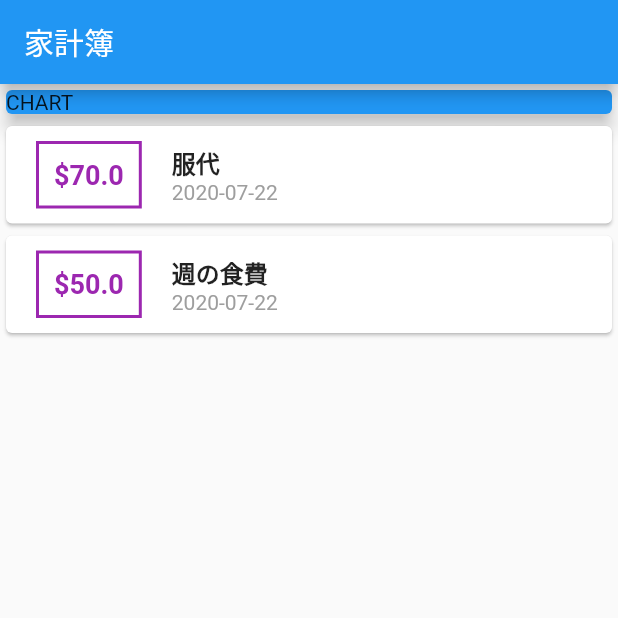
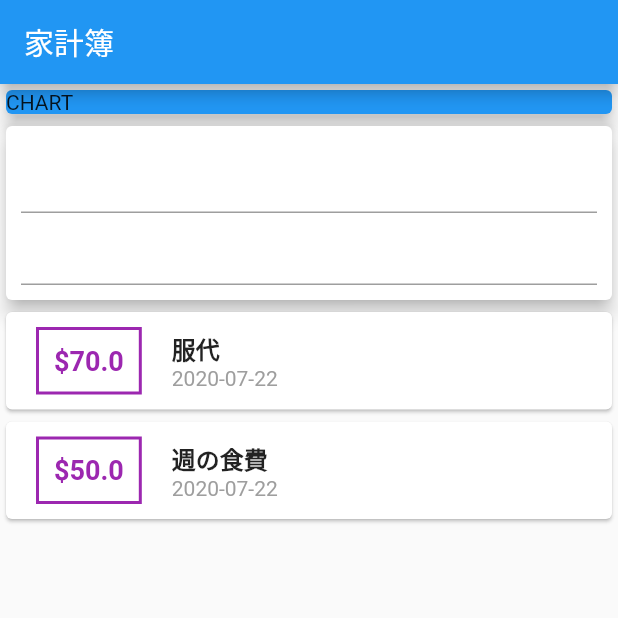
Before and after one commit to YuikoIto/Household, a Flutter app: the screen it shows after launch, on a phone screen of 412 x 824 dp, the top half of it. Run offline on Flutter 3.47's test engine with Material 2 defaults, Android fonts, the phone set to English and light mode, and no system bars.

```diff
--- a/lib/main.dart
+++ b/lib/main.dart
@@ -51,6 +51,18 @@ class MyHomePage extends StatelessWidget {
                 child: Text('CHART'),
               ),
               elevation: 5,
+            ),
+          ),
+          Card(
+            elevation: 5,
+            child: Container(
+              padding: EdgeInsets.all(10),
+              child: Column(
+                children: <Widget>[
+                  TextField(),
+                  TextField(),
+                ],
+              ),
             ),
           ),
           Column(
```
